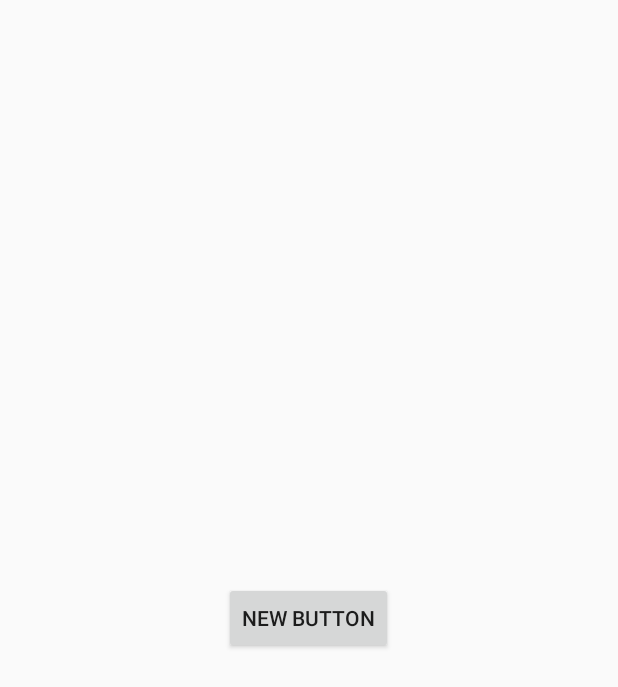
After one commit to lhls/PM, an Android app: the qrReader screen opened directly, with no data from a screen before it, on a phone screen of 412 x 824 dp. The commit adds this screen. Shown: the top 687 px of the screen. Run offline under Robolectric (Android 15) with nearby library versions, the phone set to English and light mode, and no system bars; libraries missing offline, so code that uses them is left out: me.dm7.barcodescanner.

Commit message:
Leitor de QR code testado
Atividade de leitura do QR code depende de um aplicativo de leitura da
Zxing, mas funciona corretamente, teste realizado em dispositivo físico

```diff
--- a/Testes/MyApplication/app/build.gradle
+++ b/Testes/MyApplication/app/build.gradle
@@ -10,6 +10,7 @@ android {
         targetSdkVersion 23
         versionCode 1
         versionName "1.0"
+        multiDexEnabled true
     }
     buildTypes {
         release {
@@ -23,5 +24,8 @@ dependencies {
     compile fileTree(dir: 'libs', include: ['*.jar'])
     testCompile 'junit:junit:4.12'
     compile 'com.android.support:appcompat-v7:23.3.0'
+    compile 'me.dm7.barcodescanner:zxing:1.8.4'
+    compile 'com.google.android.gms:play-services:9.4.0'
+    compile 'com.android.support:multidex:1.0.1'
     compile files('libs/ksoap2-android-assembly-2.4-jar-with-dependencies.jar')
 }
--- /dev/null
+++ b/Testes/MyApplication/app/src/main/res/layout/activity_qr_reader.xml
@@ -0,0 +1,38 @@
+<?xml version="1.0" encoding="utf-8"?>
+<RelativeLayout xmlns:android="http://schemas.android.com/apk/res/android"
+    xmlns:tools="http://schemas.android.com/tools"
+    android:layout_width="match_parent"
+    android:layout_height="match_parent"
+    android:paddingBottom="@dimen/activity_vertical_margin"
+    android:paddingLeft="@dimen/activity_horizontal_margin"
+    android:paddingRight="@dimen/activity_horizontal_margin"
+    android:paddingTop="@dimen/activity_vertical_margin"
+    tools:context="com.example.usuario.myapplication.qrReader">
+
+    Button
+        android:layout_width="wrap_content"
+        android:layout_height="wrap_content"
+        android:text="New Button"
+        android:id="@+id/scanner"
+        android:layout_below="@+id/textView"
+        android:layout_centerHorizontal="true"
+        android:layout_marginTop="127dp"
+        android:onClick="scanQR" />
+
+    Button
+        android:layout_width="wrap_content"
+        android:layout_height="wrap_content"
+        android:text="New Button"
+        android:id="@+id/scanner2"
+        android:layout_below="@+id/button"
+        android:layout_centerHorizontal="true" />
+
+    <Button
+        android:layout_width="wrap_content"
+        android:layout_height="wrap_content"
+        android:text="New Button"
+        android:id="@+id/button"
+        android:layout_centerVertical="true"
+        android:layout_centerHorizontal="true"
+        android:onClick="scanQR" />
+</RelativeLayout>
```
Also changed, not shown: Testes/MyApplication/app/src/main/AndroidManifest.xml (+9 -3 lines), Testes/MyApplication/app/src/main/java/com/example/usuario/myapplication/MainActivity.java (+67 -15 lines), Testes/MyApplication/app/src/main/java/com/example/usuario/myapplication/qrReader.java (added, +87 -0 lines), 8 other files.
